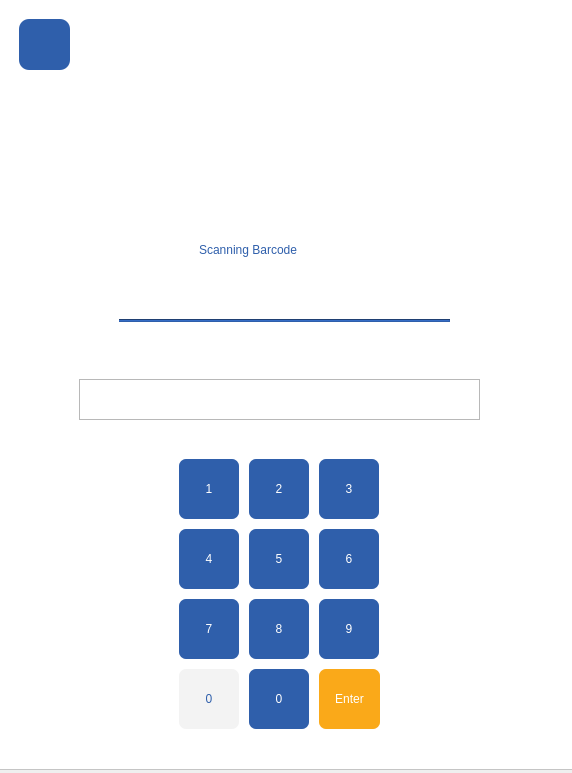
mohamedbouaroukane/rspi, file ui/collect-parcel.ui: the form before one commit.
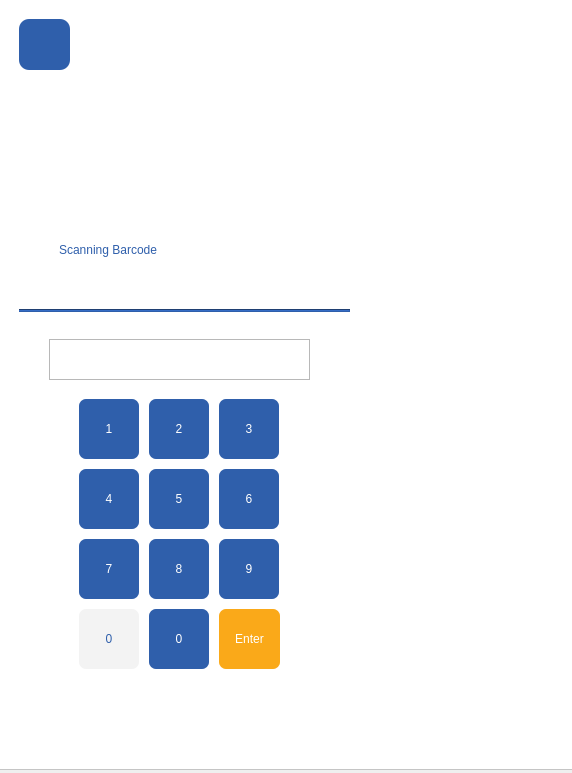
The form after the commit. Icons and pictures are not drawn.

What changed in the file:
```diff
--- a/ui/collect-parcel.ui
+++ b/ui/collect-parcel.ui
@@ -37,7 +37,7 @@
     <widget class="QLabel" name="label_3">
      <property name="geometry">
       <rect>
-       <x>200</x>
+       <x>60</x>
        <y>210</y>
        <width>191</width>
        <height>81</height>
@@ -56,7 +56,7 @@
     <widget class="QLabel" name="label_5">
      <property name="geometry">
       <rect>
-       <x>220</x>
+       <x>80</x>
        <y>90</y>
        <width>141</width>
        <height>141</height>
@@ -78,8 +78,8 @@
     <widget class="Line" name="line">
      <property name="geometry">
       <rect>
-       <x>120</x>
-       <y>320</y>
+       <x>20</x>
+       <y>310</y>
        <width>331</width>
        <height>3</height>
       </rect>
@@ -96,9 +96,9 @@
     <widget class="QPlainTextEdit" name="plainTextEdit">
      <property name="geometry">
       <rect>
-       <x>80</x>
-       <y>380</y>
-       <width>401</width>
+       <x>50</x>
+       <y>340</y>
+       <width>261</width>
        <height>41</height>
       </rect>
      </property>
@@ -106,8 +106,8 @@
     <widget class="QPushButton" name="pushButton">
      <property name="geometry">
       <rect>
-       <x>180</x>
-       <y>460</y>
+       <x>80</x>
+       <y>400</y>
        <width>60</width>
        <height>60</height>
       </rect>
@@ -128,8 +128,8 @@
     <widget class="QPushButton" name="pushButton_2">
      <property name="geometry">
       <rect>
-       <x>250</x>
-       <y>460</y>
+       <x>150</x>
+       <y>400</y>
        <width>60</width>
        <height>60</height>
       </rect>
@@ -150,8 +150,8 @@
     <widget class="QPushButton" name="pushButton_3">
      <property name="geometry">
       <rect>
-       <x>320</x>
-       <y>460</y>
+       <x>220</x>
+       <y>400</y>
        <width>60</width>
        <height>60</height>
       </rect>
@@ -173,8 +173,8 @@
     <widget class="QPushButton" name="pushButton_4">
      <property name="geometry">
       <rect>
-       <x>180</x>
-       <y>530</y>
+       <x>80</x>
+       <y>470</y>
        <width>60</width>
        <height>60</height>
       </rect>
@@ -195,8 +195,8 @@
     <widget class="QPushButton" name="pushButton_5">
      <property name="geometry">
       <rect>
-       <x>320</x>
-       <y>530</y>
+       <x>220</x>
+       <y>470</y>
        <width>60</width>
        <height>60</height>
       </rect>
@@ -217,8 +217,8 @@
     <widget class="QPushButton" name="pushButton_6">
      <property name="geometry">
       <rect>
-       <x>250</x>
-       <y>530</y>
+       <x>150</x>
+       <y>470</y>
        <width>60</width>
        <height>60</height>
       </rect>
@@ -239,8 +239,8 @@
     <widget class="QPushButton" name="pushButton_8">
      <property name="geometry">
       <rect>
-       <x>250</x>
-       <y>670</y>
+       <x>150</x>
+       <y>610</y>
        <width>60</width>
        <height>60</height>
       </rect>
@@ -261,8 +261,8 @@
     <widget class="QPushButton" name="pushButton_9">
      <property name="geometry">
       <rect>
-       <x>320</x>
-       <y>670</y>
+       <x>220</x>
+       <y>610</y>
        <width>61</width>
        <height>60</height>
       </rect>
@@ -283,8 +283,8 @@
     <widget class="QPushButton" name="pushButton_7">
      <property name="geometry">
       <rect>
-       <x>320</x>
-       <y>600</y>
+       <x>220</x>
+       <y>540</y>
        <width>60</width>
        <height>60</height>
       </rect>
@@ -305,8 +305,8 @@
     <widget class="QPushButton" name="pushButton_10">
      <property name="geometry">
       <rect>
-       <x>180</x>
-       <y>600</y>
+       <x>80</x>
+       <y>540</y>
        <width>60</width>
        <height>60</height>
       </rect>
@@ -327,8 +327,8 @@
     <widget class="QPushButton" name="pushButton_11">
      <property name="geometry">
       <rect>
-       <x>250</x>
-       <y>600</y>
+       <x>150</x>
+       <y>540</y>
        <width>60</width>
        <height>60</height>
       </rect>
@@ -390,8 +390,8 @@
     <widget class="QPushButton" name="pushButton_12">
      <property name="geometry">
       <rect>
-       <x>180</x>
-       <y>670</y>
+       <x>80</x>
+       <y>610</y>
        <width>60</width>
        <height>60</height>
       </rect>
```
